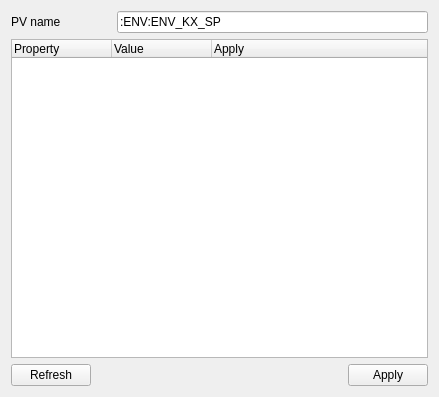
First picture: the form in pyI/src/ui/uiParamMulti.ui, repository hinxx/hiinks, before the edit.
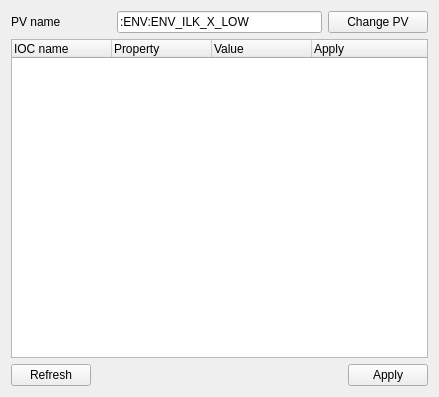
Second picture: the form after the edit.

```diff
--- a/pyI/src/ui/uiParamMulti.ui
+++ b/pyI/src/ui/uiParamMulti.ui
@@ -50,7 +50,26 @@
         </size>
        </property>
        <property name="text">
-        <string>:ENV:ENV_KX_SP</string>
+        <string>:ENV:ENV_ILK_X_LOW</string>
+       </property>
+      </widget>
+     </item>
+     <item>
+      <widget class="QPushButton" name="pushButton_changePV">
+       <property name="sizePolicy">
+        <sizepolicy hsizetype="Minimum" vsizetype="Fixed">
+         <horstretch>0</horstretch>
+         <verstretch>0</verstretch>
+        </sizepolicy>
+       </property>
+       <property name="maximumSize">
+        <size>
+         <width>100</width>
+         <height>16777215</height>
+        </size>
+       </property>
+       <property name="text">
+        <string>Change PV</string>
        </property>
       </widget>
      </item>
@@ -82,6 +101,14 @@
      <property name="itemsExpandable">
       <bool>true</bool>
      </property>
+     <attribute name="headerDefaultSectionSize">
+      <number>100</number>
+     </attribute>
+     <column>
+      <property name="text">
+       <string>IOC name</string>
+      </property>
+     </column>
      <column>
       <property name="text">
        <string>Property</string>
```
Left out of the diff: 2 changed lines with no effect on the pictures.
